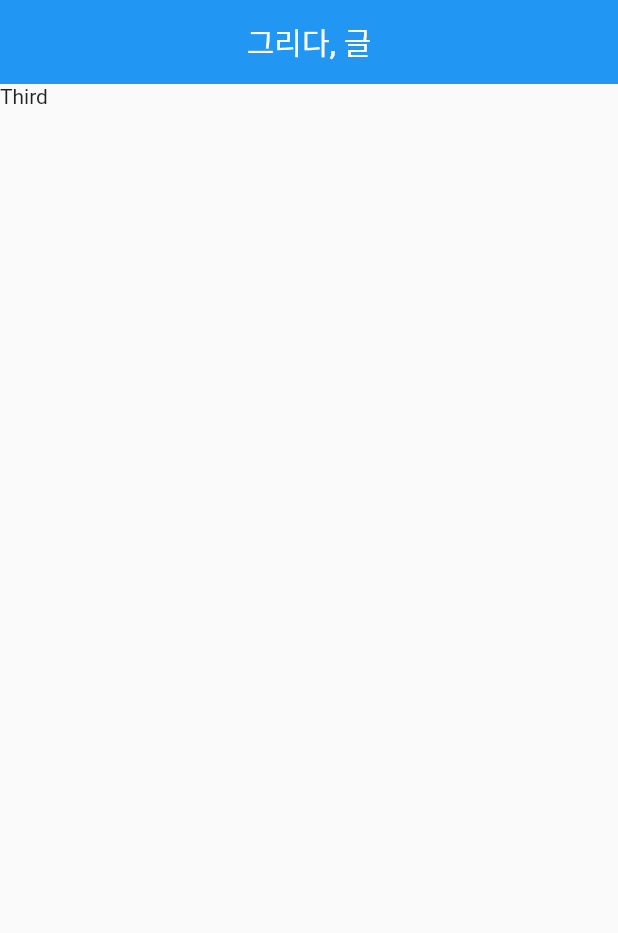
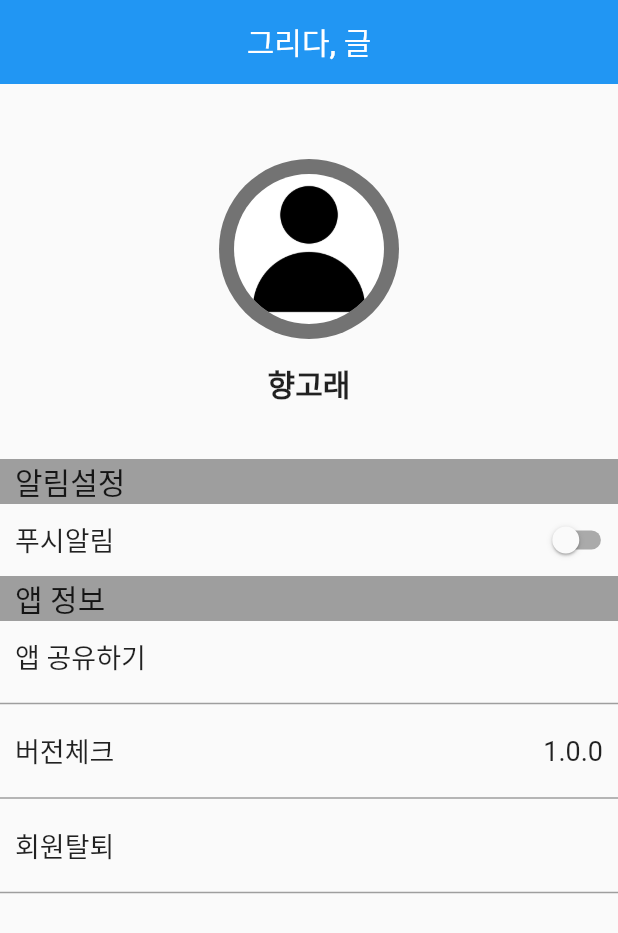
Before and after one commit to LeeJiH-yun/flutter_ljh, a Flutter app: the myPage screen opened directly, on a phone screen of 412 x 824 dp. Shown: the top 933 px of the screen. Run offline on Flutter 3.47's test engine with Material 2 defaults, Android fonts, the phone set to English and light mode, and no system bars; our stand-ins replace table_calendar.

Commit message:
마이페이지 화면 개발

```diff
--- a/lib/pages/myPage.dart
+++ b/lib/pages/myPage.dart
@@ -6,6 +6,8 @@ class myPage extends StatefulWidget {
 }
 
 class _myPageState extends State<myPage> {
+  bool _isChecked = false;
+
   @override
   Widget build(BuildContext context) {
     return Scaffold(
@@ -14,8 +16,108 @@ class _myPageState extends State<myPage> {
           centerTitle: true,
           elevation: 0, //그림자 없애주기
         ),
-        body: Container(
-          child: Text('Third')
+        body: SingleChildScrollView(
+          scrollDirection: Axis.vertical,
+          child: Column(
+            children: <Widget>[
+              SizedBox(height: 50.0),
+              CircleAvatar(
+                backgroundColor: Colors.black54,
+                radius: 60.0,
+                child: CircleAvatar(
+                  backgroundImage: AssetImage('asset/images/user.png'),
+                  backgroundColor: Colors.white,
+                  radius: 50.0,
+                )
+              ),
+              // Container(
+              //   width: 100,
+              //   height: 100,
+              //   decoration: BoxDecoration( //블로그 작성하기 동그라미 만들어서 그 안에 사진 넣는거..
+              //     color: Colors.red,
+              //     shape: BoxShape.circle
+              //   ),
+              //   child: Image.asset('asset/images/user.png', width: 100, height: 100, fit: BoxFit.fill),
+              // ),
+              SizedBox(height: 15.0),
+              Container(
+                width: 100,
+                child: Text("향고래", style: TextStyle(fontSize: 20.0, fontWeight: FontWeight.bold),textAlign: TextAlign.center),
+              ),
+              SizedBox(height: 35.0), //사이 공백
+              Container(
+                width: MediaQuery.of(context).size.width,
+                height: 30,
+                padding: EdgeInsets.only(left: 10),
+                color: Colors.grey,
+                child: Text("알림설정", style: TextStyle(fontSize: 20.0), textAlign: TextAlign.left),
+              ),
+              Container(
+                padding: EdgeInsets.only(left: 10),
+                child: Row(
+                  children: [
+                    Text("푸시알림", style: TextStyle(fontSize: 18.0)),
+                    Transform.scale(
+                      scale: 0.9,
+                      child: Switch(
+                        value: _isChecked,
+                        onChanged: (value) {
+                          setState(() {
+                            _isChecked = value!; //value값이 오류나서 임시방편으로 수정
+                          });
+                        },
+                        activeColor: Colors.green,
+                      ),
+                      origin: const Offset(2800, 0),
+                    )
+                  ],
+                )
+              ),
+              Container(
+                width: MediaQuery.of(context).size.width,
+                height: 30,
+                padding: EdgeInsets.only(left: 10),
+                color: Colors.grey,
+                child: Text("앱 정보", style: TextStyle(fontSize: 20.0), textAlign: TextAlign.left),
+              ),
+              Container(
+                width: MediaQuery.of(context).size.width,
+                padding: EdgeInsets.all(10),
+                child: Text("앱 공유하기", style: TextStyle(fontSize: 18.0), textAlign: TextAlign.left),
+              ),
+              Divider(
+                thickness: 1,
+                color: Colors.grey
+              ),
+              Container(
+                padding: EdgeInsets.all(10),
+                child: Row(
+                  mainAxisAlignment: MainAxisAlignment.spaceBetween,
+                  children: [
+                    Container(
+                      child: Text("버전체크", style: TextStyle(fontSize: 18.0)),
+                    ),
+                    Container(
+                      child: Text("1.0.0", style: TextStyle(fontSize: 18.0)),
+                    ),
+                  ],
+                )
+              ),
+              Divider(
+                  thickness: 1,
+                  color: Colors.grey
+              ),
+              Container(
+                width: MediaQuery.of(context).size.width,
+                padding: EdgeInsets.all(10),
+                child: Text("회원탈퇴", style: TextStyle(fontSize: 18.0), textAlign: TextAlign.left),
+              ),
+              Divider(
+                  thickness: 1,
+                  color: Colors.grey
+              ),
+            ]
+          )
         )
     );
   }
--- a/pubspec.yaml
+++ b/pubspec.yaml
@@ -53,15 +53,14 @@ dev_dependencies:
 
 # The following section is specific to Flutter packages.
 flutter:
-
+  assets:
+    - asset/images/user.png
   # The following line ensures that the Material Icons font is
   # included with your application, so that you can use the icons in
   # the material Icons class.
   uses-material-design: true
 
   # To add assets to your application, add an assets section, like this:
-  # assets:
-  #   - images/a_dot_burr.jpeg
   #   - images/a_dot_ham.jpeg
 
   # An image asset can refer to one or more resolution-specific "variants", see
```
Also changed, not shown: asset/images/user.png (added).
